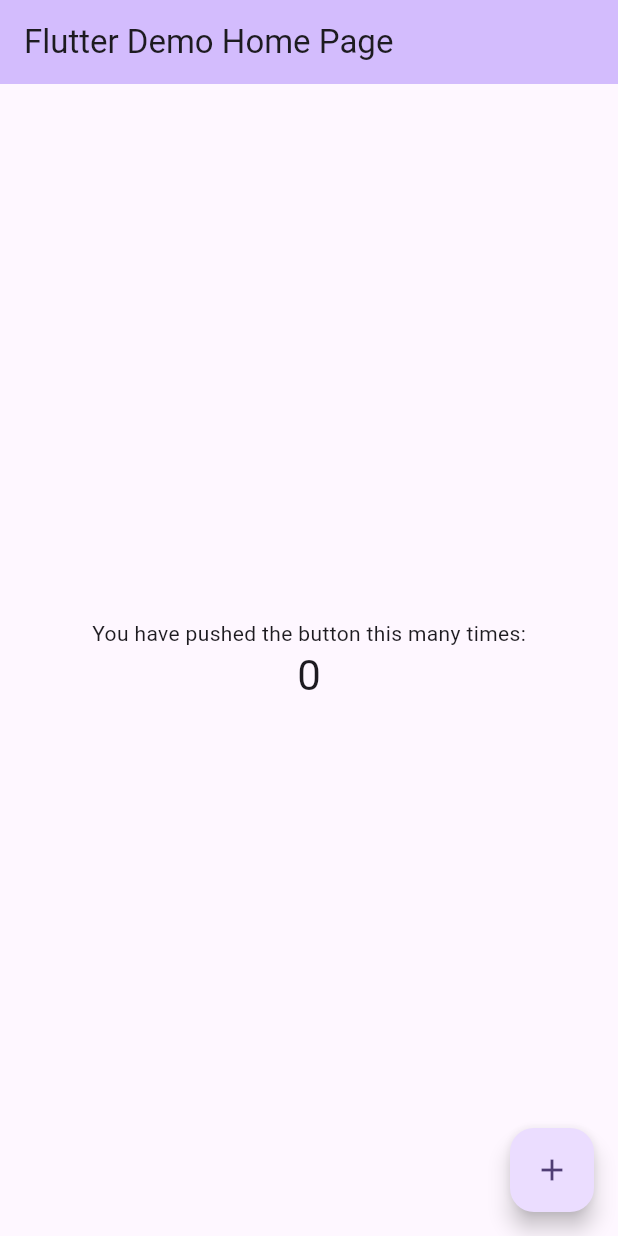
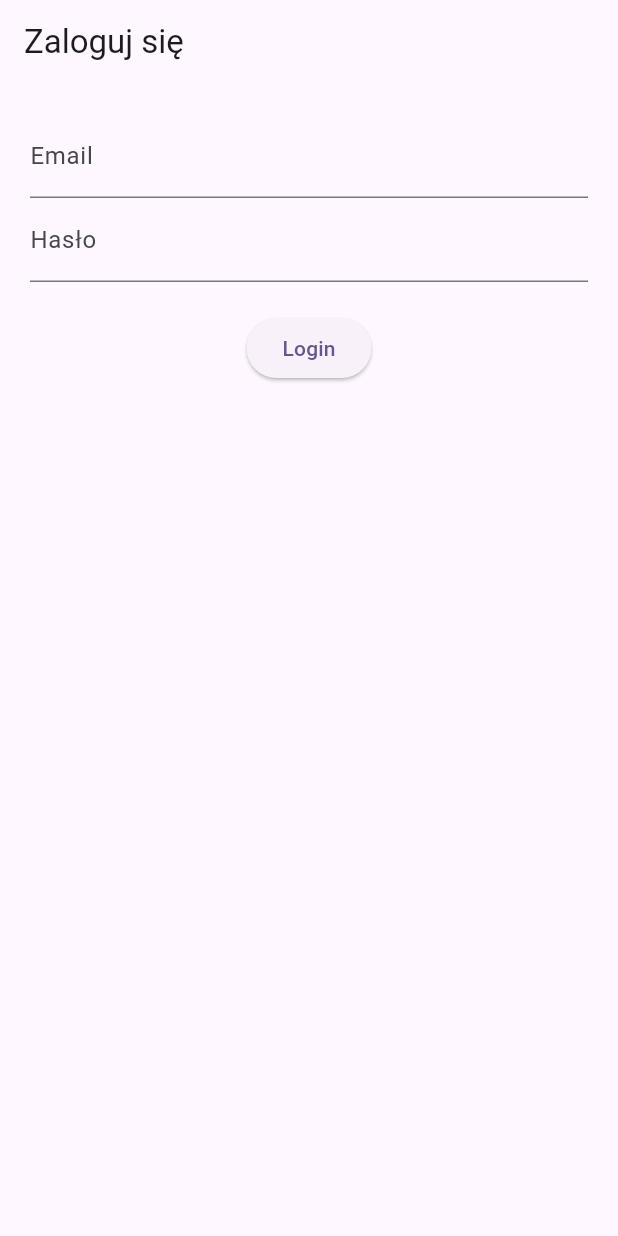
Before and after one commit to Osinek280/edumate_native, a Flutter app: the screen it shows after launch, on a phone screen of 412 x 824 dp. Run offline on Flutter 3.47's test engine with Material 3 defaults, Android fonts, the phone set to English and light mode, and no system bars; our stand-ins replace dio, flutter_riverpod.

Commit message:
feat: login

```diff
--- /dev/null
+++ b/lib/data/models/user.dart
@@ -0,0 +1,17 @@
+import 'dart:convert';
+
+User userFromJson(String str) => User.fromJson(json.decode(str));
+
+String userToJson(User data) => json.encode(data.toJson());
+
+class User {
+  String email;
+  String password;
+
+  User({required this.email, required this.password});
+
+  factory User.fromJson(Map<String, dynamic> json) =>
+      User(email: json["email"], password: json["password"]);
+
+  Map<String, dynamic> toJson() => {"email": email, "password": password};
+}
--- /dev/null
+++ b/lib/data/services/auth_service.dart
@@ -0,0 +1,36 @@
+import 'package:dio/dio.dart';
+import 'package:edumate_native/network/dio_client.dart';
+import 'package:flutter_riverpod/flutter_riverpod.dart';
+
+class AuthService {
+  final DioClient _client = DioClient();
+
+  Future<String> register(String email, String password) async {
+    try {
+      final res = await _client.post(
+        '/register',
+        data: {'email': email, 'password': password},
+      );
+
+      return res.data['token'];
+    } on DioException catch (e) {
+      throw Exception('Rejestracja nie przeszła: ${e.response?.data}');
+    }
+  }
+
+  Future<String> login(String email, String password) async {
+    try {
+      final res = await _client.post(
+        '/api/v1/auth/login',
+        data: {'email': email, 'password': password},
+      );
+      return res.data['token'];
+    } on DioException catch (e) {
+      throw Exception('Login ujebany: ${e.response?.data}');
+    }
+  }
+}
+
+final AuthServiceProvider = Provider<AuthService>((ref) {
+  return AuthService();
+});
--- /dev/null
+++ b/lib/features/auth/controller/auth_controller.dart
@@ -0,0 +1,31 @@
+import 'package:flutter/material.dart';
+import 'package:flutter_riverpod/flutter_riverpod.dart';
+import '../../../data/services/auth_service.dart';
+
+final authControllerProvider = StateNotifierProvider<AuthController, bool>((
+  ref,
+) {
+  return AuthController(ref.read(AuthServiceProvider));
+});
+
+class AuthController extends StateNotifier<bool> {
+  final AuthService _authService;
+
+  AuthController(this._authService) : super(false);
+
+  void loginUser(String email, String password, BuildContext context) async {
+    state = true;
+    try {
+      final token = await _authService.login(email, password);
+      print('Zalogowano: $token');
+      ScaffoldMessenger.of(
+        context,
+      ).showSnackBar(const SnackBar(content: Text('Zalogowano pomyślnie')));
+    } catch (e) {
+      ScaffoldMessenger.of(
+        context,
+      ).showSnackBar(SnackBar(content: Text('Login nie działa: $e')));
+    }
+    state = false;
+  }
+}
--- /dev/null
+++ b/lib/features/auth/presentation/login_screen.dart
@@ -0,0 +1,46 @@
+import 'package:flutter/material.dart';
+import 'package:flutter_riverpod/flutter_riverpod.dart';
+import '../controller/auth_controller.dart';
+
+class LoginScreen extends ConsumerWidget {
+  const LoginScreen({super.key});
+
+  @override
+  Widget build(BuildContext context, WidgetRef ref) {
+    final emailController = TextEditingController();
+    final passwordController = TextEditingController();
+
+    return Scaffold(
+      appBar: AppBar(title: const Text('Zaloguj się')),
+      body: Padding(
+        padding: const EdgeInsets.all(20),
+        child: Column(
+          children: [
+            TextField(
+              controller: emailController,
+              decoration: const InputDecoration(labelText: 'Email'),
+            ),
+            TextField(
+              controller: passwordController,
+              decoration: const InputDecoration(labelText: 'Hasło'),
+              obscureText: true,
+            ),
+            const SizedBox(height: 20),
+            ElevatedButton(
+              onPressed: () {
+                ref
+                    .read(authControllerProvider.notifier)
+                    .loginUser(
+                      emailController.text,
+                      passwordController.text,
+                      context,
+                    );
+              },
+              child: const Text('Login'),
+            ),
+          ],
+        ),
+      ),
+    );
+  }
+}
--- a/lib/main.dart
+++ b/lib/main.dart
@@ -1,7 +1,9 @@
+import 'package:edumate_native/features/auth/presentation/login_screen.dart';
 import 'package:flutter/material.dart';
+import 'package:flutter_riverpod/flutter_riverpod.dart';
 
 void main() {
-  runApp(const MyApp());
+  runApp(const ProviderScope(child: MyApp()));
 }
 
 class MyApp extends StatelessWidget {
@@ -30,7 +32,7 @@
         // tested with just a hot reload.
         colorScheme: ColorScheme.fromSeed(seedColor: Colors.deepPurple),
       ),
-      home: const MyHomePage(title: 'Flutter Demo Home Page'),
+      home: const LoginScreen(),
     );
   }
 }
--- a/lib/network/dio_client.dart
+++ b/lib/network/dio_client.dart
@@ -6,6 +6,7 @@ class DioClient {
   DioClient()
     : _dio = Dio(
         BaseOptions(
+          baseUrl: 'http://10.0.2.2:8080',
           headers: {'Content-Type': 'application/json; charset=UTF-8'},
           responseType: ResponseType.json,
           sendTimeout: const Duration(seconds: 10),
--- a/pubspec.yaml
+++ b/pubspec.yaml
@@ -32,6 +32,8 @@ dependencies:
     sdk: flutter
   dio:
   logger:
+  flutter_riverpod:
+  flutter_secure_storage: ^9.0.0 # or the latest version
 
   # The following adds the Cupertino Icons font to your application.
   # Use with the CupertinoIcons class for iOS style icons.
```
Also changed, not shown: pubspec.lock, 5 other files.
